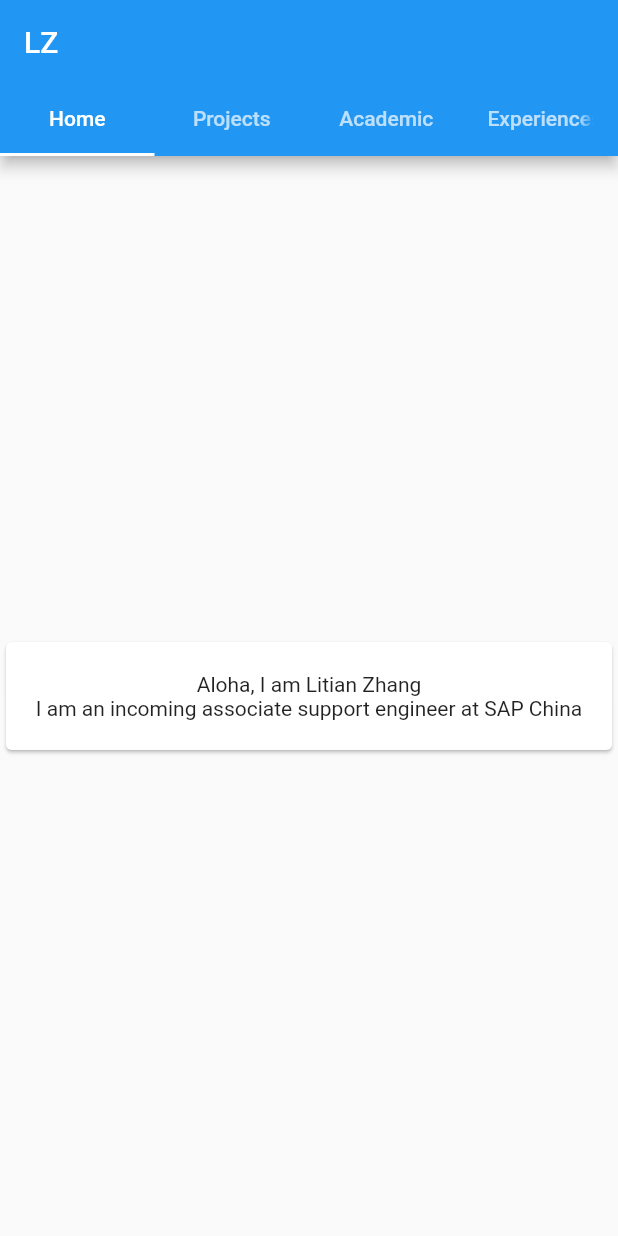
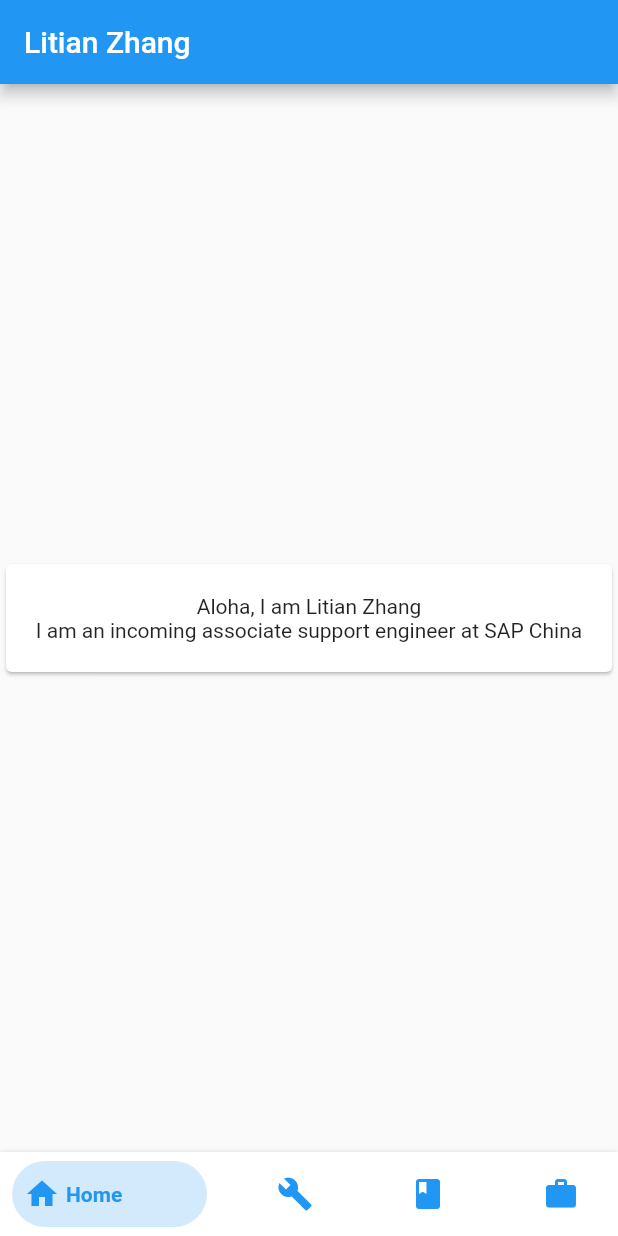
Before and after one commit to flybaflyba/Personal-Website, a Flutter app: the screen it shows after launch, on a phone screen of 412 x 824 dp. Run offline on Flutter 3.47's test engine with Material 2 defaults, Android fonts, the light colour scheme and no system bars; drawn by our look-alikes of bottom_navy_bar; our stand-ins replace timelines; missing offline and left inert: thumbnailer.

Commit message:
Add nav bar

```diff
--- a/lib/MyHomePage.dart
+++ b/lib/MyHomePage.dart
@@ -1,6 +1,7 @@
 
 
 
+import 'package:bottom_navy_bar/bottom_navy_bar.dart';
 import 'package:flutter/cupertino.dart';
 import 'package:flutter/material.dart';
 import 'package:personalwebsite/Academic.dart';
@@ -29,25 +30,34 @@ class MyHomePage extends StatefulWidget {
 
 class _MyHomePageState extends State<MyHomePage> {
 
+
+  int _currentIndex = 0;
+  PageController _pageController;
+
+  @override
+  void initState() {
+    super.initState();
+    _pageController = PageController();
+  }
+
+  @override
+  void dispose() {
+    _pageController.dispose();
+    super.dispose();
+  }
+
+
   @override
   Widget build(BuildContext context) {
-    return MaterialApp(
-      debugShowCheckedModeBanner: false,
-      home: DefaultTabController(
-        length: 4,
-        child: Scaffold(
-          appBar: AppBar(
-            bottom: TabBar(
-              tabs: [
-                Tab(text: 'Home',),
-                Tab(text: 'Projects',),
-                Tab(text: 'Academic',),
-                Tab(text: 'Experiences',),
-              ],
-            ),
-            title: Text(widget.title),
-          ),
-          body: TabBarView(
+    return
+      Scaffold(
+        appBar: AppBar(title: Text("Litian Zhang")),
+        body: SizedBox.expand(
+          child: PageView(
+            controller: _pageController,
+            onPageChanged: (index) {
+              setState(() => _currentIndex = index);
+            },
             children: [
               Home(),
               Projects(),
@@ -56,7 +66,58 @@ class _MyHomePageState extends State<MyHomePage> {
             ],
           ),
         ),
-      ),
-    );
+        bottomNavigationBar: BottomNavyBar(
+          selectedIndex: _currentIndex,
+          onItemSelected: (index) {
+            setState(() => _currentIndex = index);
+            _pageController.jumpToPage(index);
+          },
+          items: <BottomNavyBarItem>[
+            BottomNavyBarItem(
+                title: Text('Home'),
+                icon: Icon(Icons.home)
+            ),
+            BottomNavyBarItem(
+                title: Text('Projects'),
+                icon: Icon(Icons.build)
+            ),
+            BottomNavyBarItem(
+                title: Text('Academic'),
+                icon: Icon(Icons.book)
+            ),
+            BottomNavyBarItem(
+                title: Text('Experiences'),
+                icon: Icon(Icons.work)
+            ),
+          ],
+        ),
+      );
+    //   MaterialApp(
+    //   debugShowCheckedModeBanner: false,
+    //   home: DefaultTabController(
+    //     length: 4,
+    //     child: Scaffold(
+    //       appBar: AppBar(
+    //         bottom: TabBar(
+    //           tabs: [
+    //             Tab(text: 'Home',),
+    //             Tab(text: 'Projects',),
+    //             Tab(text: 'Academic',),
+    //             Tab(text: 'Experiences',),
+    //           ],
+    //         ),
+    //         title: Text(widget.title),
+    //       ),
+    //       body: TabBarView(
+    //         children: [
+    //           Home(),
+    //           Projects(),
+    //           Academic(),
+    //           Experiences(),
+    //         ],
+    //       ),
+    //     ),
+    //   ),
+    // );
   }
 }
--- a/lib/main.dart
+++ b/lib/main.dart
@@ -17,11 +17,11 @@ class MyApp extends StatelessWidget {
         primarySwatch: Colors.blue,
       ),
       debugShowCheckedModeBanner: false,
-      home: MyHomePage(title: 'LZ',)
-      // initialRoute: 'MyHomePage',
-      // routes: {
-      //   'MyHomePage' : (context) => MyHomePage(title: 'LZ',),
-      // },
+      // home: MyHomePage(title: 'LZ',)
+      initialRoute: 'MyHomePage',
+      routes: {
+        'MyHomePage' : (context) => MyHomePage(title: 'LZ',),
+      },
     );
   }
 }
--- a/pubspec.yaml
+++ b/pubspec.yaml
@@ -24,6 +24,7 @@ dependencies:
   flutter:
     sdk: flutter
 
+  bottom_navy_bar: ^6.0.0
   url_launcher: ^6.0.7
   thumbnailer: ^2.0.0
   timelines: ^0.1.0
```
Also changed, not shown: pubspec.lock.
